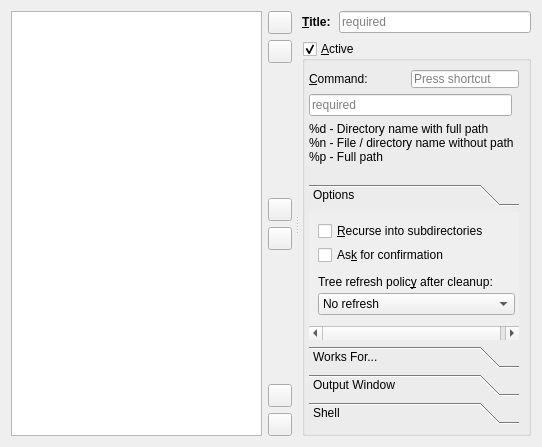
Qt form src/cleanup-config-page.ui (Lithopsian/qt6dirstat) before a commit.
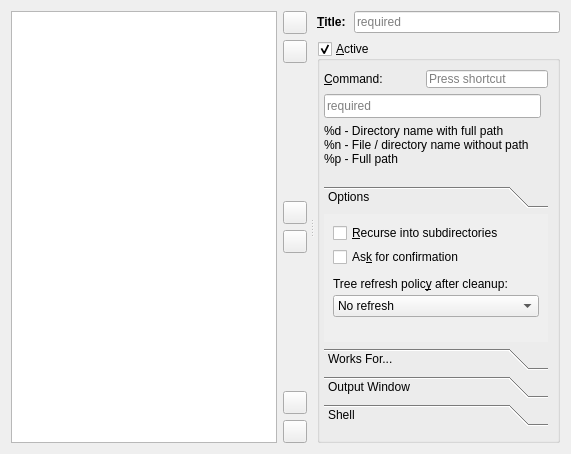
The same form after that commit. Icons and pictures are not drawn.

Diff of the .ui file:
```diff
--- a/src/cleanup-config-page.ui
+++ b/src/cleanup-config-page.ui
@@ -2,6 +2,14 @@
 <ui version="4.0">
  <class>CleanupConfigPage</class>
  <widget class="QWidget" name="CleanupConfigPage">
+  <property name="geometry">
+   <rect>
+    <x>0</x>
+    <y>0</y>
+    <width>571</width>
+    <height>454</height>
+   </rect>
+  </property>
   <layout class="QVBoxLayout" name="verticalLayout_6">
    <item>
     <widget class="QSplitter" name="splitter">
@@ -217,6 +225,12 @@
             </property>
             <item>
              <widget class="QLineEdit" name="commandLineEdit">
+              <property name="minimumSize">
+               <size>
+                <width>0</width>
+                <height>24</height>
+               </size>
+              </property>
               <property name="toolTip">
                <string>Enter the command to be executed here.
 Each command will be executed with a shell.
@@ -266,6 +280,14 @@
              <string/>
             </property>
             <widget class="QWidget" name="optionsPage">
+             <property name="geometry">
+              <rect>
+               <x>0</x>
+               <y>0</y>
+               <width>241</width>
+               <height>128</height>
+              </rect>
+             </property>
              <property name="toolTip">
               <string>Recurse, confirmation, and refresh policy options</string>
              </property>
```
Left out of the diff: 26 changed lines with no effect on the pictures.
